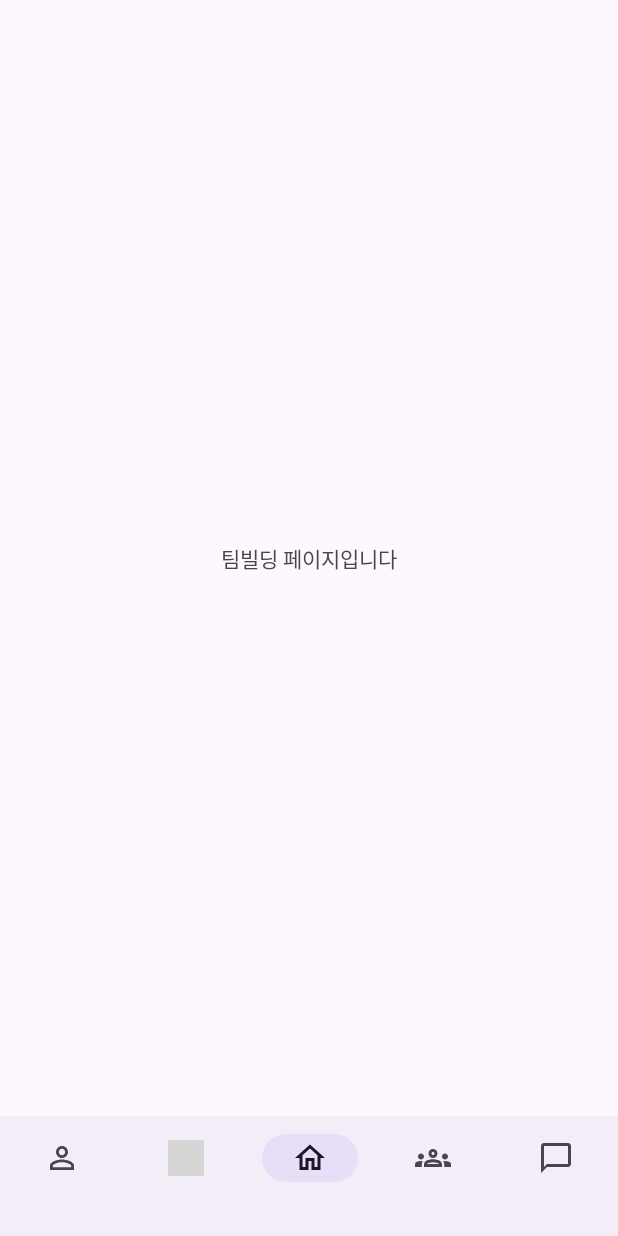
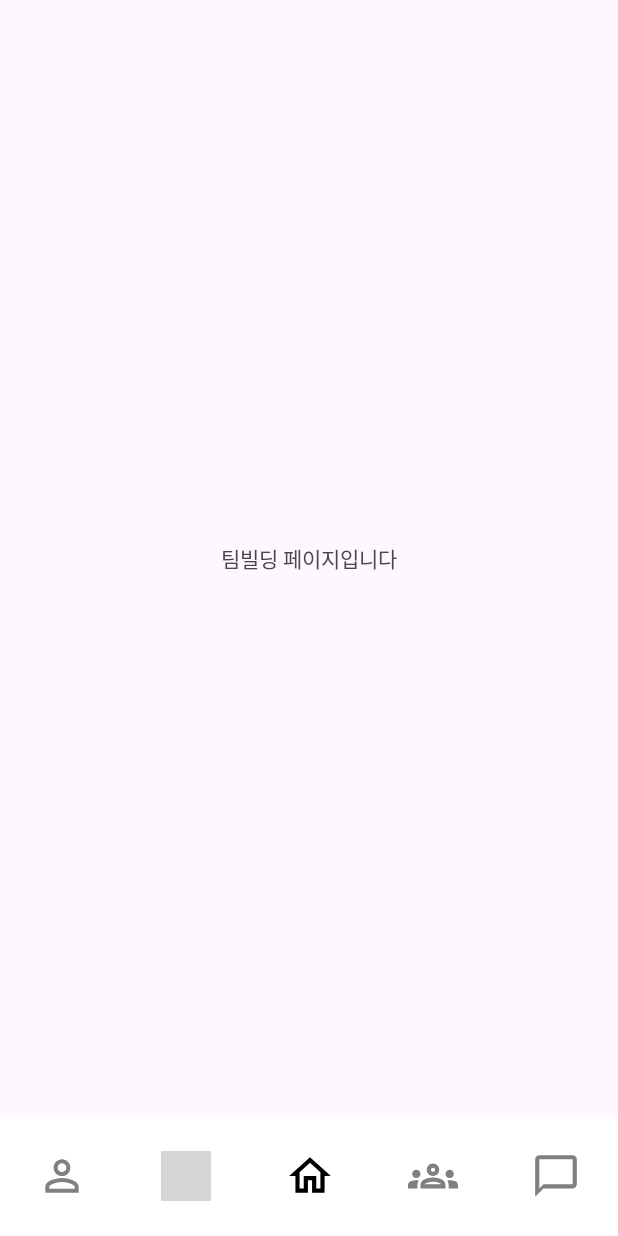
Before and after one commit to DMU-UGOT/ugot-android, an Android app: the HomeActivity screen opened directly, with no data from a screen before it, on a phone screen of 412 x 824 dp. Run offline under Robolectric (Android 15) with nearby library versions, the phone set to English and light mode, and no system bars; our stand-ins replace data binding, navigation-ui; grey boxes are pictures that could not be loaded.

Commit message:
Home Activity 옵션 변경

```diff
--- a/app/src/main/res/layout/activity_home.xml
+++ b/app/src/main/res/layout/activity_home.xml
@@ -25,7 +25,11 @@
                     app:layout_constraintBottom_toBottomOf="parent"
                     app:layout_constraintEnd_toEndOf="parent"
                     app:layout_constraintStart_toStartOf="parent"
-                    app:labelVisibilityMode="labeled"
+                    app:labelVisibilityMode="unlabeled"
+                    app:itemIconSize="33dp"
+                    app:itemIconTint="@drawable/selector_bottom_nav_click_color"
+                    app:itemBackground="@color/white"
+                    app:itemActiveIndicatorStyle="@color/white"
                     app:menu="@menu/nav_menu" />
         </androidx.constraintlayout.widget.ConstraintLayout>
 
```
